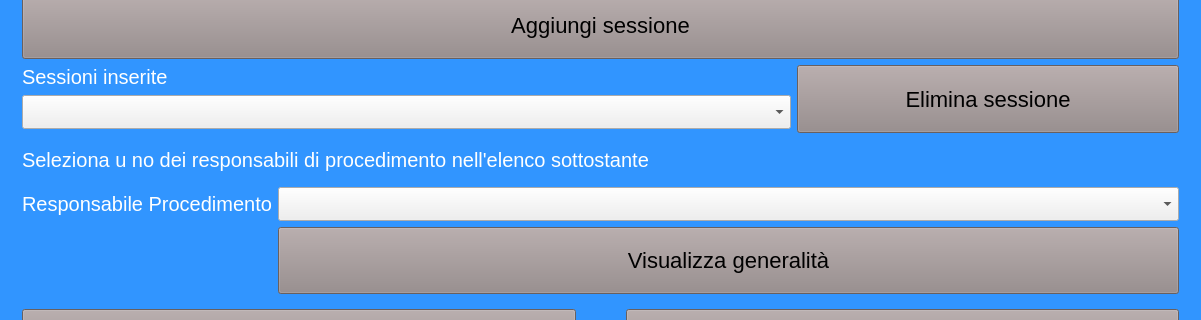
First picture: the form in mainwindowtecnico.ui, repository giuseppedifatta/sistemaTecnico, before the edit; both pictures show x 0 to 1201 and y 307 to 627 of the 1201 by 727 pixel window.
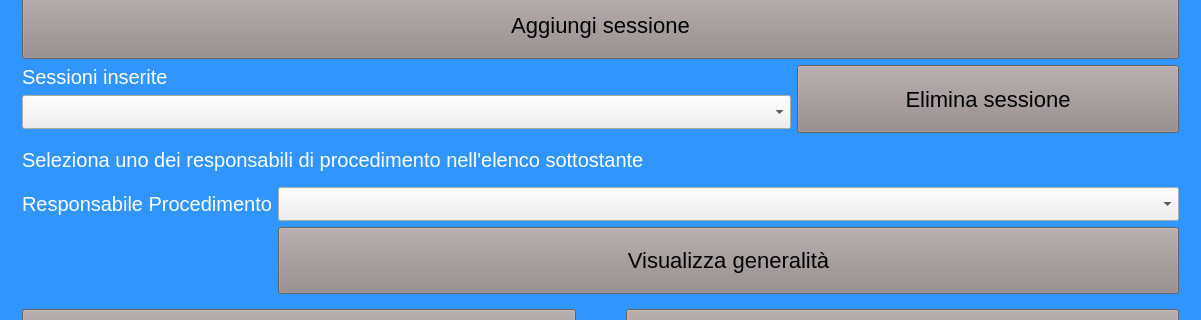
Second picture: the form after the edit. The open tabs and pages were chosen to show the change.

```diff
--- a/mainwindowtecnico.ui
+++ b/mainwindowtecnico.ui
@@ -594,7 +594,7 @@
         <item>
          <widget class="QLabel" name="label">
           <property name="text">
-           <string>Seleziona u no dei responsabili di procedimento nell'elenco sottostante</string>
+           <string>Seleziona uno dei responsabili di procedimento nell'elenco sottostante</string>
           </property>
          </widget>
         </item>
```
Left out of the diff: 2 changed lines with no effect on the pictures.
